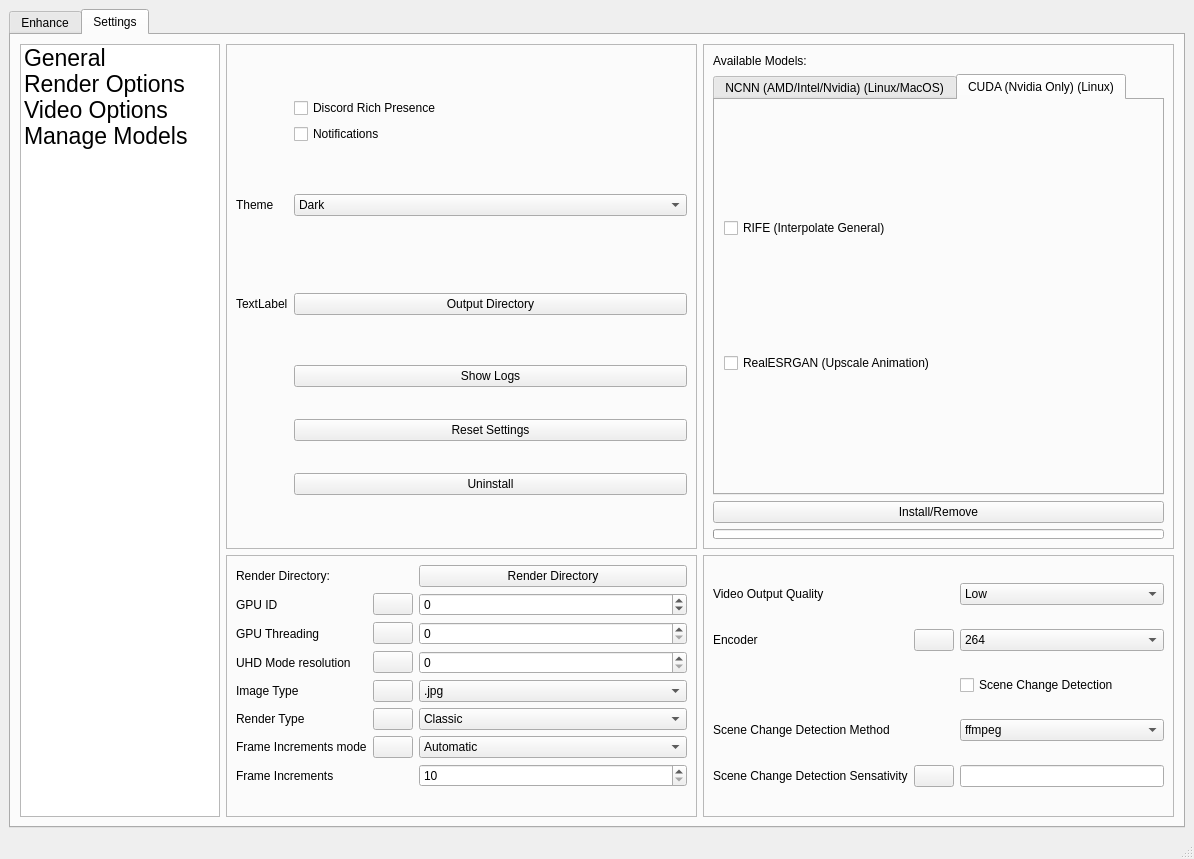
The window that mainwindow.ui (TNTwise/REAL-Video-Enhancer) describes before a commit, drawn with Qt 5.
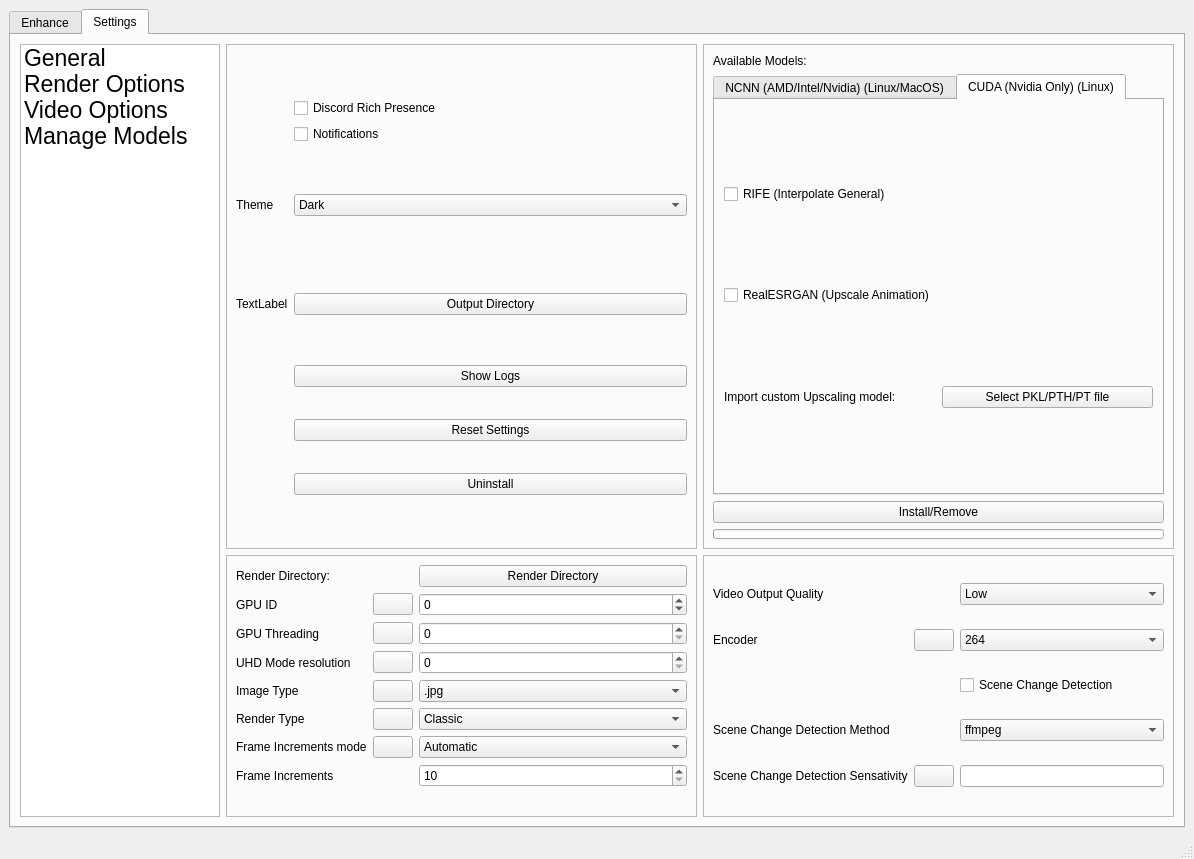
The same window after the commit. The open tabs and pages were chosen to show the change. Icons and pictures are not drawn.

Commit message: work on cuda custom models

Diff of the .ui file:
```diff
--- a/mainwindow.ui
+++ b/mainwindow.ui
@@ -910,6 +910,24 @@
                      </property>
                     </widget>
                    </item>
+                   <item>
+                    <layout class="QHBoxLayout" name="horizontalLayout_17">
+                     <item>
+                      <widget class="QLabel" name="label_22">
+                       <property name="text">
+                        <string>Import custom Upscaling model: </string>
+                       </property>
+                      </widget>
+                     </item>
+                     <item>
+                      <widget class="QPushButton" name="PyTorchModelSelectButton">
+                       <property name="text">
+                        <string>Select PKL/PTH/PT file</string>
+                       </property>
+                      </widget>
+                     </item>
+                    </layout>
+                   </item>
                   </layout>
                  </widget>
                 </widget>
```
The commit also changes 22 other files.
